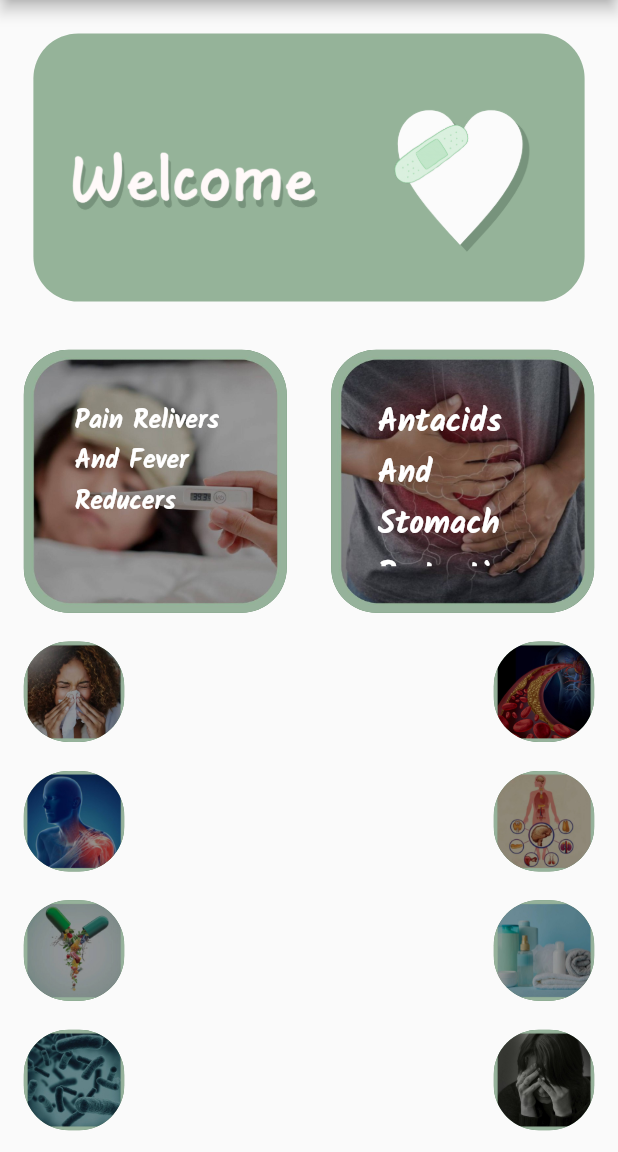
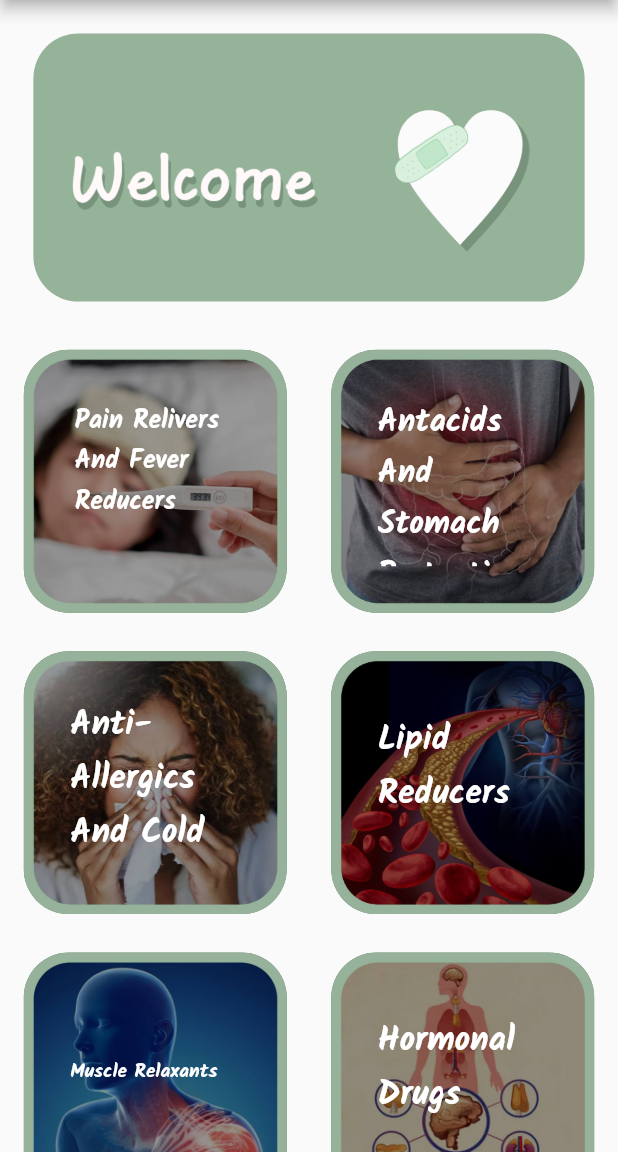
Before and after one commit to naghamlatefa/pharmacy_11, a Flutter app: the categories screen opened directly, on a phone screen of 412 x 824 dp, the part 84-1236 px from its top. Run offline on Flutter 3.47's test engine with Material 2 defaults, Android fonts, the phone set to English and light mode, and no system bars; our stand-ins replace bordered_text, get.

Commit message:
Add files via upload

```diff
--- a/lib/categories.dart
+++ b/lib/categories.dart
@@ -63,23 +63,24 @@ class _categoriesState extends State<categories> {
               ),
             ],
           ),
-          SizedBox(height:screenheight/42.8),
+          SizedBox(height: screenheight/32.125),
+
           Row(mainAxisAlignment: MainAxisAlignment.spaceBetween,
             children: <Widget>[
               GestureDetector(onTap: (){},
                 child: Stack(
                   children: [
-                    Container(child:  Container(margin:EdgeInsets.all(screenwidth/13.3),child: Text("Anti-Allergics And Cold",style: TextStyle(fontFamily:'Kalam',fontWeight: FontWeight.bold,color: Colors.white,fontSize: screenheight/36.7),)),height: screenwidth/6.15,width: screenwidth/6.15,
+                    Container(child:  Container(margin:EdgeInsets.all(screenwidth/13.3),child: Text("Anti-Allergics And Cold",style: TextStyle(fontFamily:'Kalam',fontWeight: FontWeight.bold,color: Colors.white,fontSize: screenheight/36.7),)),height: screenwidth/2.35,width: screenwidth/2.35,
                       decoration: BoxDecoration(image: DecorationImage(fit: BoxFit.fill,image: AssetImage('assets/cold.jpg')),borderRadius: BorderRadius.circular(30),color:Color.fromRGBO(90, 130, 95, 100) ),
                     ),
                   ],
                 ),
               ),
-              SizedBox(width: screenwidth/6),
+
               GestureDetector(onTap: (){},
                 child: Stack(
                   children: [
-                    Container(child:  Container(margin:EdgeInsets.fromLTRB(screenwidth/13.3,screenwidth/10,screenwidth/13.3,screenwidth/13.3),child: Text("Lipid Reducers",style: TextStyle(fontFamily:'Kalam',fontWeight: FontWeight.bold,color: Colors.white,fontSize: screenheight/36.7),)),height: screenwidth/6.15,width: screenwidth/6.15,
+                    Container(child:  Container(margin:EdgeInsets.fromLTRB(screenwidth/13.3,screenwidth/10,screenwidth/13.3,screenwidth/13.3),child: Text("Lipid Reducers",style: TextStyle(fontFamily:'Kalam',fontWeight: FontWeight.bold,color: Colors.white,fontSize: screenheight/36.7),)),height: screenwidth/2.35,width: screenwidth/2.35,
                       decoration: BoxDecoration(image: DecorationImage(fit: BoxFit.fill,image: AssetImage('assets/lipids.jpg')),borderRadius: BorderRadius.circular(30),color:Color.fromRGBO(90, 130, 95, 100) ),
                     ),
                   ],
@@ -87,23 +88,24 @@ class _categoriesState extends State<categories> {
               ),
             ],
           ),
-          SizedBox(height:screenheight/42.8),
+          SizedBox(height: screenheight/32.125),
+
           Row(mainAxisAlignment: MainAxisAlignment.spaceBetween,
             children: <Widget>[
               GestureDetector(onTap: (){},
                 child: Stack(
                   children: [
-                    Container(child:  Container(margin:EdgeInsets.fromLTRB(screenwidth/13.3,screenwidth/6,screenwidth/13.3,screenwidth/13.3),child: Text("Muscle Relaxants",style: TextStyle(fontFamily:'Kalam',fontWeight: FontWeight.bold,color: Colors.white,fontSize: screenheight/64.25),)),height: screenwidth/6.15,width: screenwidth/6.15,
+                    Container(child:  Container(margin:EdgeInsets.fromLTRB(screenwidth/13.3,screenwidth/6,screenwidth/13.3,screenwidth/13.3),child: Text("Muscle Relaxants",style: TextStyle(fontFamily:'Kalam',fontWeight: FontWeight.bold,color: Colors.white,fontSize: screenheight/64.25),)),height: screenwidth/2.35,width: screenwidth/2.35,
                       decoration: BoxDecoration(image: DecorationImage(fit: BoxFit.fill,image: AssetImage('assets/muscle.jpg')),borderRadius: BorderRadius.circular(30),color:Color.fromRGBO(90, 130, 95, 100) ),
                     ),
                   ],
                 ),
               ),
-              SizedBox(width: screenwidth/6),
+
               GestureDetector(onTap: (){},
                 child: Stack(
                   children: [
-                    Container(child:  Container(margin:EdgeInsets.fromLTRB(screenwidth/13.3,screenwidth/10,screenwidth/13.3,screenwidth/13.3),child: Text("Hormonal Drugs",style: TextStyle(fontFamily:'Kalam',fontWeight: FontWeight.bold,color: Colors.white,fontSize: screenheight/36.7),)),height: screenwidth/6.15,width: screenwidth/6.15,
+                    Container(child:  Container(margin:EdgeInsets.fromLTRB(screenwidth/13.3,screenwidth/10,screenwidth/13.3,screenwidth/13.3),child: Text("Hormonal Drugs",style: TextStyle(fontFamily:'Kalam',fontWeight: FontWeight.bold,color: Colors.white,fontSize: screenheight/36.7),)),height: screenwidth/2.35,width: screenwidth/2.35,
                       decoration: BoxDecoration(image: DecorationImage(fit: BoxFit.fill,image: AssetImage('assets/hormones.jpg')),borderRadius: BorderRadius.circular(30),color:Color.fromRGBO(90, 130, 95, 100) ),
                     ),
                   ],
@@ -111,23 +113,23 @@ class _categoriesState extends State<categories> {
               ),
             ],
           ),
-          SizedBox(height:screenheight/42.8),
+          SizedBox(height: screenheight/32.125),
           Row(mainAxisAlignment: MainAxisAlignment.spaceBetween,
             children: <Widget>[
               GestureDetector(onTap: (){},
                 child: Stack(
                   children: [
-                    Container(child:  Container(margin:EdgeInsets.all(screenwidth/13.3),child: Text("Vitamins And Nutritional Supplements",style: TextStyle(fontFamily:'Kalam',fontWeight: FontWeight.bold,color: Colors.white,fontSize: screenheight/45.89),)),height: screenwidth/6.15,width: screenwidth/6.15,
+                    Container(child:  Container(margin:EdgeInsets.all(screenwidth/13.3),child: Text("Vitamins And Nutritional Supplements",style: TextStyle(fontFamily:'Kalam',fontWeight: FontWeight.bold,color: Colors.white,fontSize: screenheight/45.89),)),height: screenwidth/2.35,width: screenwidth/2.35,
                       decoration: BoxDecoration(image: DecorationImage(fit: BoxFit.fill,image: AssetImage('assets/vitamins.jpg')),borderRadius: BorderRadius.circular(30),color:Color.fromRGBO(90, 130, 95, 100) ),
                     ),
                   ],
                 ),
               ),
-              SizedBox(width: screenwidth/6),
+
               GestureDetector(onTap: (){},
                 child: Stack(
                   children: [
-                    Container(child:  Container(margin:EdgeInsets.all(screenwidth/13.3),child: Text("Hygiene And Self-Care",style: TextStyle(fontFamily:'Kalam',fontWeight: FontWeight.bold,color: Colors.white,fontSize: screenheight/36.7),)),height: screenwidth/6.15,width: screenwidth/6.15,
+                    Container(child:  Container(margin:EdgeInsets.all(screenwidth/13.3),child: Text("Hygiene And Self-Care",style: TextStyle(fontFamily:'Kalam',fontWeight: FontWeight.bold,color: Colors.white,fontSize: screenheight/36.7),)),height: screenwidth/2.35,width: screenwidth/2.35,
                       decoration: BoxDecoration(image: DecorationImage(fit: BoxFit.fill,image: AssetImage('assets/shampoos.jpg')),borderRadius: BorderRadius.circular(30),color:Color.fromRGBO(90, 130, 95, 100) ),
                     ),
                   ],
@@ -135,23 +137,24 @@ class _categoriesState extends State<categories> {
               ),
             ],
           ),
-          SizedBox(height:screenheight/42.8),
+          SizedBox(height: screenheight/32.125),
+
           Row(mainAxisAlignment: MainAxisAlignment.spaceBetween,
             children: <Widget>[
               GestureDetector(onTap: (){},
                 child: Stack(
                   children: [
-                      Container(child:  Container(margin:EdgeInsets.fromLTRB(screenwidth/13.3,screenwidth/7,screenwidth/13.3,screenwidth/13.3),child: Text("Antibiotics",style: TextStyle(fontFamily:'Kalam',fontWeight: FontWeight.bold,color: Colors.white,fontSize: screenheight/42.8),)),height: screenwidth/6.15,width: screenwidth/6.15,
+                      Container(child:  Container(margin:EdgeInsets.fromLTRB(screenwidth/13.3,screenwidth/7,screenwidth/13.3,screenwidth/13.3),child: Text("Antibiotics",style: TextStyle(fontFamily:'Kalam',fontWeight: FontWeight.bold,color: Colors.white,fontSize: screenheight/42.8),)),height: screenwidth/2.35,width: screenwidth/2.35,
                       decoration: BoxDecoration(image: DecorationImage(fit: BoxFit.fill,image: AssetImage('assets/bacteria.jpg')),borderRadius: BorderRadius.circular(30),color:Color.fromRGBO(90, 130, 95, 100) ),
                     ),
                   ],
                 ),
               ),
-              SizedBox(width: screenwidth/6),
+
               GestureDetector(onTap: (){},
                 child: Stack(
                   children: [
-                    Container(child:  Container(margin:EdgeInsets.fromLTRB(screenwidth/13.3,screenwidth/7,screenwidth/13.3,screenwidth/13.3),child: Text("Antidepressants",style: TextStyle(fontFamily:'Kalam',fontWeight: FontWeight.bold,color: Colors.white,fontSize: screenheight/58.4),)),height: screenwidth/6.15,width: screenwidth/6.15,
+                    Container(child:  Container(margin:EdgeInsets.fromLTRB(screenwidth/13.3,screenwidth/7,screenwidth/13.3,screenwidth/13.3),child: Text("Antidepressants",style: TextStyle(fontFamily:'Kalam',fontWeight: FontWeight.bold,color: Colors.white,fontSize: screenheight/58.4),)),height: screenwidth/2.35,width: screenwidth/2.35,
                       decoration: BoxDecoration(image: DecorationImage(fit: BoxFit.fill,image: AssetImage('assets/depression.jpg')),borderRadius: BorderRadius.circular(30),color:Color.fromRGBO(90, 130, 95, 100) ),
                     ),
                   ],
@@ -159,13 +162,13 @@ class _categoriesState extends State<categories> {
               ),
             ],
           ),
-          SizedBox(height:screenheight/42.8),
+          SizedBox(height: screenheight/32.125),
           Row(mainAxisAlignment: MainAxisAlignment.spaceBetween,
             children: <Widget>[
               GestureDetector(onTap: (){},
                 child: Stack(
                   children: [
-                    Container(child:  Container(margin:EdgeInsets.all(screenwidth/13.3),child: Text("Creams And Ointments",style: TextStyle(fontFamily:'Kalam',fontWeight: FontWeight.bold,color: Colors.white,fontSize: screenheight/36.7),)),height: screenwidth/6.15,width: screenwidth/6.15,
+                    Container(child:  Container(margin:EdgeInsets.all(screenwidth/13.3),child: Text("Creams And Ointments",style: TextStyle(fontFamily:'Kalam',fontWeight: FontWeight.bold,color: Colors.white,fontSize: screenheight/36.7),)),height: screenwidth/2.35,width: screenwidth/2.35,
                       decoration: BoxDecoration(image: DecorationImage(fit: BoxFit.fill,image: AssetImage('assets/creams.jpg')),borderRadius: BorderRadius.circular(30),color:Color.fromRGBO(90, 130, 95, 100) ),
                     ),
                   ],
```
